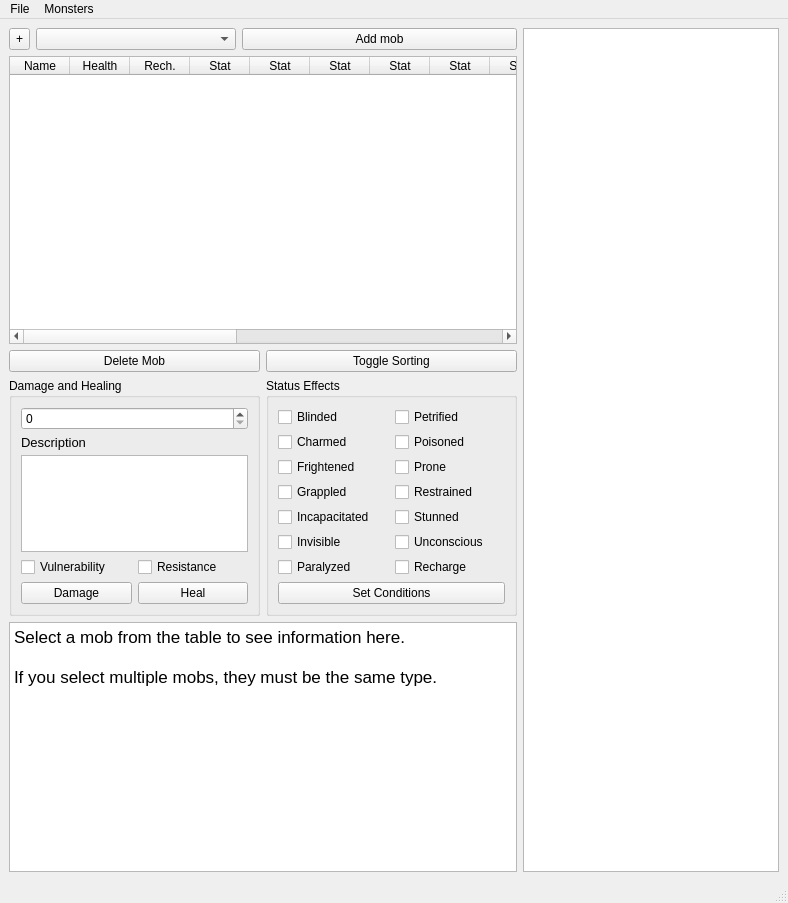
MattSucich/DnD-Helper, file DnDForm.ui: the form before one commit.
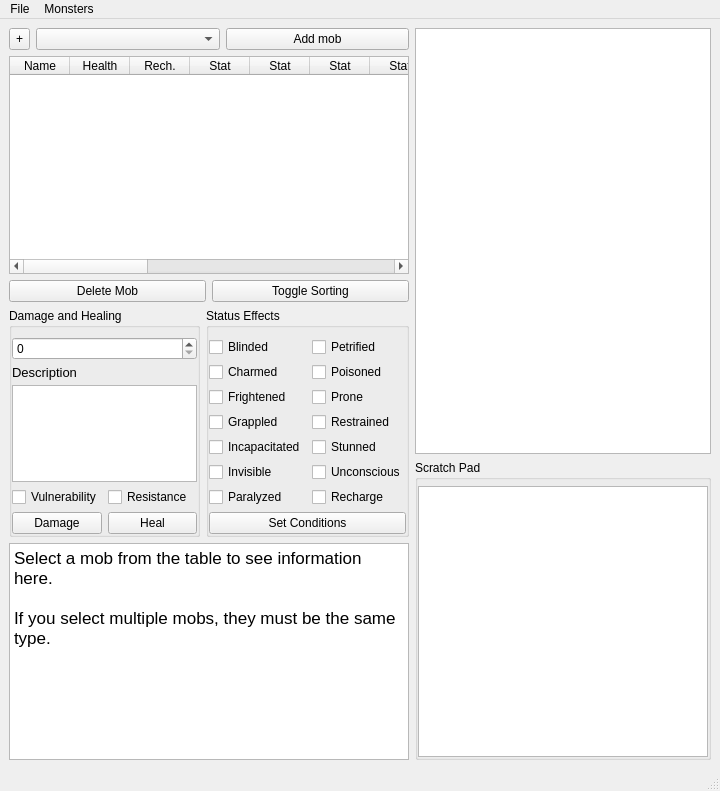
The form after the commit.

Commit message: Added a scratchpad for initiative order, etc.

The edit to the form file:
```diff
--- a/DnDForm.ui
+++ b/DnDForm.ui
@@ -6,8 +6,8 @@
    <rect>
     <x>0</x>
     <y>0</y>
-    <width>788</width>
-    <height>903</height>
+    <width>720</width>
+    <height>791</height>
    </rect>
   </property>
   <property name="sizePolicy">
@@ -35,8 +35,8 @@
      <verstretch>10</verstretch>
     </sizepolicy>
    </property>
-   <layout class="QHBoxLayout" name="horizontalLayout_3">
-    <item>
+   <layout class="QGridLayout" name="gridLayout_3">
+    <item row="0" column="0">
      <layout class="QVBoxLayout" name="verticalLayout">
       <property name="sizeConstraint">
        <enum>QLayout::SetDefaultConstraint</enum>
@@ -276,6 +276,18 @@
            <string>Damage and Healing</string>
           </property>
           <layout class="QGridLayout" name="gridLayout_2">
+           <property name="leftMargin">
+            <number>0</number>
+           </property>
+           <property name="topMargin">
+            <number>9</number>
+           </property>
+           <property name="rightMargin">
+            <number>0</number>
+           </property>
+           <property name="bottomMargin">
+            <number>0</number>
+           </property>
            <property name="verticalSpacing">
             <number>5</number>
            </property>
@@ -390,6 +402,18 @@
            <string>Status Effects</string>
           </property>
           <layout class="QGridLayout" name="gridLayout">
+           <property name="leftMargin">
+            <number>0</number>
+           </property>
+           <property name="topMargin">
+            <number>9</number>
+           </property>
+           <property name="rightMargin">
+            <number>0</number>
+           </property>
+           <property name="bottomMargin">
+            <number>0</number>
+           </property>
            <property name="verticalSpacing">
             <number>5</number>
            </property>
@@ -542,17 +566,19 @@
       </item>
      </layout>
     </item>
+    <item row="0" column="1">
+     <layout class="QVBoxLayout" name="verticalLayout_2">
     <item>
      <widget class="QListWidget" name="battleLog">
       <property name="sizePolicy">
-       <sizepolicy hsizetype="Preferred" vsizetype="Expanding">
+         <sizepolicy hsizetype="Preferred" vsizetype="MinimumExpanding">
         <horstretch>0</horstretch>
         <verstretch>0</verstretch>
        </sizepolicy>
       </property>
-      <property name="baseSize">
+        <property name="minimumSize">
        <size>
-        <width>150</width>
+          <width>200</width>
         <height>0</height>
        </size>
       </property>
@@ -567,6 +593,69 @@
       </property>
      </widget>
     </item>
+      <item>
+       <widget class="QGroupBox" name="groupBox_3">
+        <property name="sizePolicy">
+         <sizepolicy hsizetype="Preferred" vsizetype="Maximum">
+          <horstretch>0</horstretch>
+          <verstretch>0</verstretch>
+         </sizepolicy>
+        </property>
+        <property name="minimumSize">
+         <size>
+          <width>0</width>
+          <height>300</height>
+         </size>
+        </property>
+        <property name="baseSize">
+         <size>
+          <width>0</width>
+          <height>300</height>
+         </size>
+        </property>
+        <property name="title">
+         <string>Scratch Pad</string>
+        </property>
+        <layout class="QHBoxLayout" name="horizontalLayout_4">
+         <property name="leftMargin">
+          <number>0</number>
+         </property>
+         <property name="topMargin">
+          <number>6</number>
+         </property>
+         <property name="rightMargin">
+          <number>0</number>
+         </property>
+         <property name="bottomMargin">
+          <number>0</number>
+         </property>
+         <item>
+          <widget class="QPlainTextEdit" name="scratchPad">
+           <property name="sizePolicy">
+            <sizepolicy hsizetype="Expanding" vsizetype="MinimumExpanding">
+             <horstretch>0</horstretch>
+             <verstretch>0</verstretch>
+            </sizepolicy>
+           </property>
+           <property name="sizeIncrement">
+            <size>
+             <width>0</width>
+             <height>2</height>
+            </size>
+           </property>
+           <property name="baseSize">
+            <size>
+             <width>150</width>
+             <height>150</height>
+            </size>
+           </property>
+          </widget>
+         </item>
+        </layout>
+       </widget>
+      </item>
+     </layout>
+    </item>
    </layout>
    <zorder></zorder>
    <zorder>battleLog</zorder>
@@ -584,7 +673,7 @@
     <rect>
      <x>0</x>
      <y>0</y>
-     <width>788</width>
+     <width>720</width>
      <height>22</height>
     </rect>
    </property>
```
Left out of the diff: 15 changed lines with no effect on the pictures. Lines whose indentation alone changed are shown as unchanged. The commit also changes 2 other files.
